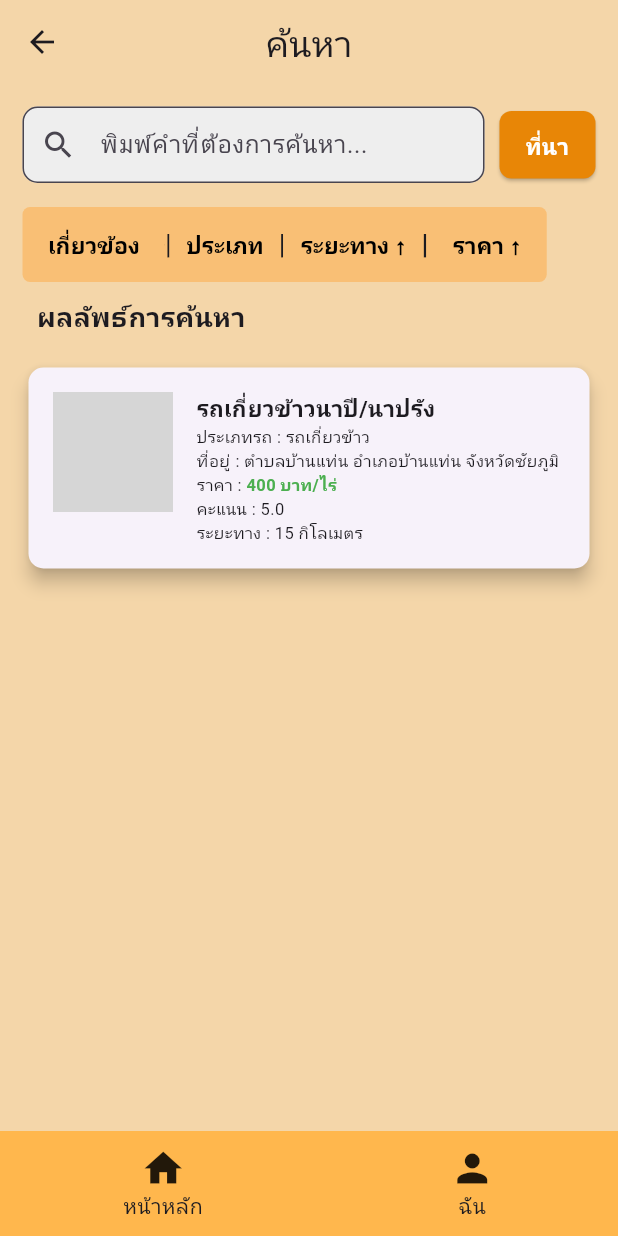
After one commit to Jarinya008/Agri_Booking, a Flutter app: the SearchAllPage screen opened directly, on a phone screen of 412 x 824 dp. The commit adds this screen. Run offline on Flutter 3.47's test engine with Material 3 defaults, Android fonts, the phone set to English and light mode, and no system bars; our stand-ins replace carousel_slider, google_maps_flutter, image_picker, logger; missing offline and left inert: flogger; network calls fail; grey boxes are pictures that could not be loaded.

Commit message:
หน้าค้นหาผู้ใช้ทั่วไปเรียบร้อย

```diff
--- /dev/null
+++ b/lib/pages/SearchAll.dart
@@ -0,0 +1,423 @@
+import 'package:app_agri_booking/pages/Toobar.dart';
+import 'package:flutter/material.dart';
+
+class SearchAllPage extends StatefulWidget {
+  const SearchAllPage({super.key});
+
+  @override
+  _SearchPageState createState() => _SearchPageState();
+}
+
+class _SearchPageState extends State<SearchAllPage> {
+  String query = '';
+  String selectedType = 'ประเภท'; // ประกาศตัวแปร selectedType
+  String selectedTypeFarm = 'ที่นา';
+
+  bool isDistanceAscending = true;
+  bool isPriceAscending = true;
+  List<Map<String, String>> searchResults = [
+    {
+      'name': 'รถเกี่ยวข้าวนาปี/นาปรัง',
+      'type': 'รถเกี่ยวข้าว',
+      'address': 'ตำบลบ้านแท่น อำเภอบ้านแท่น จังหวัดชัยภูมิ',
+      'price': '400 บาท/ไร่',
+      'rating': '5.0',
+      'distance': '15 กิโลเมตร',
+      'image': 'assets/images/Logo.png',
+    },
+  ];
+  List<Map<String, String>> get filteredResults {
+    return searchResults
+        .where(
+            (item) => item['name']!.toLowerCase().contains(query.toLowerCase()))
+        .toList();
+  }
+
+  @override
+  Widget build(BuildContext context) {
+    return Scaffold(
+      appBar: AppBar(
+        backgroundColor: const Color.fromARGB(255, 244, 214, 169),
+        title: const Text(
+          'ค้นหา',
+          style: TextStyle(fontSize: 24),
+        ),
+        centerTitle: true,
+      ),
+      backgroundColor: const Color.fromARGB(255, 244, 214, 169),
+      body: SingleChildScrollView(
+        child: Padding(
+          padding: const EdgeInsets.all(15.0),
+          child: Column(
+            crossAxisAlignment: CrossAxisAlignment.start,
+            children: [
+              // ช่องค้นหา
+              Row(
+                children: [
+                  // ช่องค้นหา
+                  Expanded(
+                    child: TextField(
+                      onChanged: (value) {
+                        setState(() {
+                          query = value;
+                        });
+                      },
+                      decoration: InputDecoration(
+                        hintText: 'พิมพ์คำที่ต้องการค้นหา...',
+                        contentPadding:
+                            const EdgeInsets.symmetric(vertical: 13.0),
+                        prefixIcon: const Icon(Icons.search),
+                        border: OutlineInputBorder(
+                          borderRadius: BorderRadius.circular(10.0),
+                        ),
+                        filled: true,
+                        fillColor: Colors.grey[200],
+                      ),
+                    ),
+                  ),
+                  const SizedBox(width: 10), // ระยะห่างระหว่างช่องค้นหาและปุ่ม
+                  // ปุ่ม "ที่นา"
+                  ElevatedButton(
+                    onPressed: () {
+                      // แสดงป๊อบอัพเมื่อกดปุ่ม
+                      showModalBottomSheet(
+                        context: context,
+                        builder: (BuildContext context) {
+                          return Container(
+                            padding: const EdgeInsets.all(16.0),
+                            child: Column(
+                              mainAxisSize: MainAxisSize.min,
+                              children: [
+                                ListTile(
+                                  title:
+                                      const Text('ที่นา 1 ชัยภูมิ'), //ชื่อที่นา
+                                  onTap: () {
+                                    setState(() {
+                                      selectedTypeFarm =
+                                          'ชัยภูมิ'; //ดึงที่อยู่มาใส่
+                                    });
+                                    Navigator.pop(context);
+                                  },
+                                ),
+                                ListTile(
+                                  title: const Text('ที่นา 2 ขอนแก่น'),
+                                  onTap: () {
+                                    setState(() {
+                                      selectedTypeFarm =
+                                          'ขอนแก่น'; //ดึงที่อยู่มาใส่
+                                    });
+                                    Navigator.pop(context);
+                                  },
+                                ),
+                                ListTile(
+                                  title: const Text('ที่นา 3 สารคาม บานนา'),
+                                  onTap: () {
+                                    setState(() {
+                                      selectedTypeFarm =
+                                          'สารคามมมมมมมมมมมมมมมมมมม';
+                                    });
+                                    Navigator.pop(context);
+                                  },
+                                ),
+                              ],
+                            ),
+                          );
+                        },
+                      );
+                    },
+                    style: ElevatedButton.styleFrom(
+                      backgroundColor:
+                          const Color.fromARGB(255, 232, 134, 6), // สีของปุ่ม
+                      shape: RoundedRectangleBorder(
+                        borderRadius: BorderRadius.circular(8.0), // มุมโค้งมน
+                      ),
+                      padding: const EdgeInsets.symmetric(
+                          horizontal: 16, vertical: 12),
+                    ),
+                    child: Text(
+                      selectedTypeFarm.length > 5
+                          ? '${selectedTypeFarm.substring(0, 5)}...'
+                          : selectedTypeFarm, // แสดงข้อความสั้นพร้อม ...
+                      style: const TextStyle(
+                        fontSize: 15,
+                        fontWeight: FontWeight.bold,
+                        color: Colors.white,
+                      ),
+                    ),
+                  ),
+                ],
+              ),
+
+              const SizedBox(height: 16),
+              //Search menu
+              SingleChildScrollView(
+                scrollDirection: Axis.horizontal, // เปิดการเลื่อนในแนวนอน
+                child: Container(
+                  padding: const EdgeInsets.all(1),
+                  decoration: BoxDecoration(
+                    color: const Color(0xFFF9BF75),
+                    borderRadius: BorderRadius.circular(5),
+                  ),
+                  child: Row(
+                    mainAxisAlignment:
+                        MainAxisAlignment.spaceEvenly, // จัดเรียงปุ่ม
+                    crossAxisAlignment: CrossAxisAlignment
+                        .center, // จัดแนวให้อยู่ตรงกลางในแนวตั้ง
+                    children: [
+                      // ปุ่ม "เกี่ยวข้อง"
+                      ElevatedButton(
+                        onPressed: () {},
+                        style: ElevatedButton.styleFrom(
+                          backgroundColor: Colors.transparent,
+                          shadowColor: Colors.transparent,
+                          foregroundColor: Colors.black,
+                          padding: const EdgeInsets.symmetric(
+                              horizontal: 16, vertical: 8),
+                        ),
+                        child: const Text(
+                          'เกี่ยวข้อง',
+                          style: TextStyle(
+                              fontSize: 15, fontWeight: FontWeight.bold),
+                        ),
+                      ),
+                      // เครื่องหมาย |
+                      const Text('|',
+                          style: TextStyle(
+                            fontSize: 1,
+                          )),
+                      //ประเภท
+                      const Text('|', style: TextStyle(fontSize: 18)),
+                      // ปุ่ม "ประเภทรถ"
+                      ElevatedButton(
+                        onPressed: () {
+                          // แสดงป๊อบอัพเมื่อกดปุ่ม
+                          showModalBottomSheet(
+                            context: context,
+                            builder: (BuildContext context) {
+                              return Container(
+                                padding: const EdgeInsets.all(16.0),
+                                child: Column(
+                                  mainAxisSize: MainAxisSize.min,
+                                  children: [
+                                    ListTile(
+                                      title: const Text('รถไถ'),
+                                      onTap: () {
+                                        setState(() {
+                                          selectedType = 'รถไถ';
+                                        });
+                                        Navigator.pop(
+                                            context); // ปิดป๊อบอัพหลังจากเลือก
+                                      },
+                                    ),
+                                    ListTile(
+                                      title: const Text('รถแทรกเตอร์'),
+                                      onTap: () {
+                                        setState(() {
+                                          selectedType = 'รถแทรกเตอร์';
+                                        });
+                                        Navigator.pop(context);
+                                      },
+                                    ),
+                                    ListTile(
+                                      title: const Text('รถขุด'),
+                                      onTap: () {
+                                        setState(() {
+                                          selectedType = 'รถขุด';
+                                        });
+                                        Navigator.pop(context);
+                                      },
+                                    ),
+                                    ListTile(
+                                      title: const Text('รถเกี่ยวข้าว'),
+                                      onTap: () {
+                                        setState(() {
+                                          selectedType = 'รถเกี่ยวข้าว';
+                                        });
+                                        Navigator.pop(context);
+                                      },
+                                    ),
+                                    ListTile(
+                                      title: const Text('รถดำนา'),
+                                      onTap: () {
+                                        setState(() {
+                                          selectedType = 'รถดำนา';
+                                        });
+                                        Navigator.pop(context);
+                                      },
+                                    ),
+                                    ListTile(
+                                      title: const Text('รถตัด'),
+                                      onTap: () {
+                                        setState(() {
+                                          selectedType = 'รถตัด';
+                                        });
+                                        Navigator.pop(context);
+                                      },
+                                    ),
+                                  ],
+                                ),
+                              );
+                            },
+                          );
+                        },
+                        style: ElevatedButton.styleFrom(
+                          backgroundColor: Colors.transparent,
+                          shadowColor: Colors.transparent,
+                          foregroundColor: Colors.black,
+                          padding: const EdgeInsets.symmetric(horizontal: 10),
+                        ),
+                        child: Text(
+                          selectedType, // ใช้ค่า selectedType แสดงในปุ่ม
+                          style: const TextStyle(
+                              fontSize: 15, fontWeight: FontWeight.bold),
+                        ),
+                      ),
+
+                      // เพิ่มระยะห่างเพิ่มเติมถ้าจำเป็น
+
+                      // เครื่องหมาย |
+                      const Text('|', style: TextStyle(fontSize: 18)),
+                      // ปุ่ม "ระยะทาง"
+                      ElevatedButton(
+                        onPressed: () {
+                          setState(() {
+                            isDistanceAscending = !isDistanceAscending;
+                          });
+                        },
+                        style: ElevatedButton.styleFrom(
+                          backgroundColor: Colors.transparent,
+                          shadowColor: Colors.transparent,
+                          foregroundColor: Colors.black,
+                          padding: const EdgeInsets.symmetric(
+                            horizontal: 10,
+                          ),
+                        ),
+                        child: Text(
+                          'ระยะทาง ${isDistanceAscending ? '↑' : '↓'}',
+                          style: const TextStyle(
+                              fontSize: 15, fontWeight: FontWeight.bold),
+                        ),
+                      ),
+
+                      // เครื่องหมาย |
+                      const Text('|',
+                          style: TextStyle(
+                              fontSize: 18, fontWeight: FontWeight.bold)),
+                      // ปุ่ม "ราคา"
+                      ElevatedButton(
+                        onPressed: () {
+                          setState(() {
+                            isPriceAscending = !isPriceAscending;
+                          });
+                        },
+                        style: ElevatedButton.styleFrom(
+                          backgroundColor: Colors.transparent,
+                          shadowColor: Colors.transparent,
+                          foregroundColor: Colors.black,
+                          padding: const EdgeInsets.symmetric(
+                            horizontal: 16,
+                          ),
+                        ),
+                        child: Text(
+                          'ราคา ${isPriceAscending ? '↑' : '↓'}',
+                          style: const TextStyle(
+                              fontSize: 15, fontWeight: FontWeight.bold),
+                        ),
+                      ),
+                    ],
+                  ),
+                ),
+              ),
+
+              const SizedBox(height: 10),
+              const Text(
+                '  ผลลัพธ์การค้นหา',
+                style: TextStyle(fontSize: 18, fontWeight: FontWeight.bold),
+              ),
+              const SizedBox(height: 16),
+              // รายการผลลัพธ์
+              ListView.builder(
+                shrinkWrap: true,
+                physics: const NeverScrollableScrollPhysics(),
+                itemCount: filteredResults.length,
+                itemBuilder: (context, index) {
+                  final result = filteredResults[index];
+                  return Card(
+                    shape: RoundedRectangleBorder(
+                      borderRadius: BorderRadius.circular(10.0),
+                    ),
+                    elevation: 5.0,
+                    child: Padding(
+                      padding: const EdgeInsets.all(16.0),
+                      child: Row(
+                        crossAxisAlignment: CrossAxisAlignment.start,
+                        children: [
+                          ClipRRect(
+                            borderRadius: BorderRadius.circular(10.0),
+                            child: Image.asset(
+                              result['image']!,
+                              width: 80.0,
+                              height: 80.0,
+                              fit: BoxFit.cover,
+                            ),
+                          ),
+                          const SizedBox(width: 16.0),
+                          Expanded(
+                            child: Column(
+                              crossAxisAlignment: CrossAxisAlignment.start,
+                              children: [
+                                Text(
+                                  '${result['name']}',
+                                  style: const TextStyle(
+                                      fontSize: 15.0,
+                                      fontWeight: FontWeight.bold),
+                                ),
+                                Text(
+                                  'ประเภทรถ : ${result['type']}',
+                                  style: const TextStyle(fontSize: 11.0),
+                                ),
+                                Text(
+                                  'ที่อยู่ : ${result['address']}',
+                                  style: const TextStyle(fontSize: 11.0),
+                                ),
+                                Row(
+                                  children: [
+                                    const Text(
+                                      'ราคา : ',
+                                      style: TextStyle(fontSize: 11.0),
+                                    ),
+                                    Text(
+                                      result['price']!,
+                                      style: const TextStyle(
+                                        fontSize: 11.0,
+                                        color: Colors.green,
+                                        fontWeight: FontWeight.bold,
+                                      ),
+                                    ),
+                                  ],
+                                ),
+                                Text(
+                                  'คะแนน : ${result['rating']}',
+                                  style: const TextStyle(fontSize: 11.0),
+                                ),
+                                Text(
+                                  'ระยะทาง : ${result['distance']}',
+                                  style: const TextStyle(fontSize: 11.0),
+                                ),
+                              ],
+                            ),
+                          ),
+                        ],
+                      ),
+                    ),
+                  );
+                },
+              ),
+            ],
+          ),
+        ),
+      ),
+      bottomNavigationBar: const Toobar(),
+    );
+  }
+}
```
Also changed, not shown: lib/pages/HomeUserAll.dart (+24 -1 lines).
